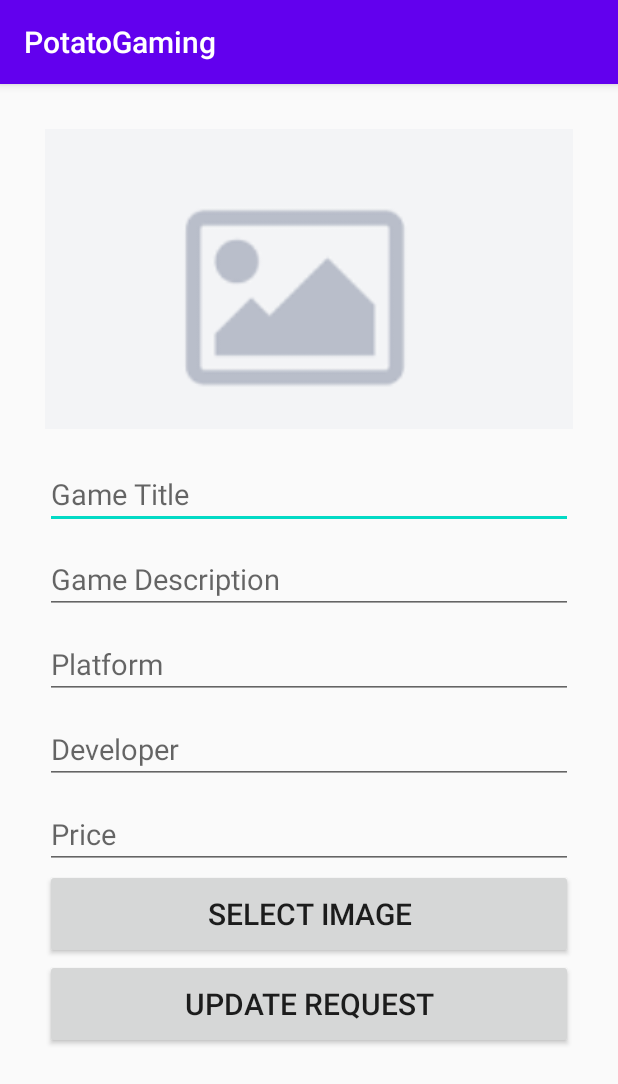
After one commit to Aaron-Cartier/PotatoGaming, an Android app: the updateActivity screen opened directly, with no data from a screen before it, on a phone screen of 412 x 824 dp. The commit adds this screen. Shown: the top 1084 px of the screen. Run offline under Robolectric (Android 15) with nearby library versions, the phone set to English and light mode, and no system bars; our stand-ins replace Firebase (no records; nobody signed in at launch, a user with empty details on screens opened directly).

Commit message:
commit 10 - implemented the update functionality for the Firebase CRUD criteria. Now a user is able to click on a game request from the game request list, update will open a new page with the old info, user will be able to update a new image if they want update any of the text fields. Clicking on the update request will then update the request and bring the user back to the game request list page.

```diff
--- a/app/src/main/AndroidManifest.xml
+++ b/app/src/main/AndroidManifest.xml
@@ -11,7 +11,8 @@
         android:roundIcon="@mipmap/ic_launcher_round"
         android:supportsRtl="true"
         android:theme="@style/AppTheme">
-        <activity android:name=".RequestedGameInfo"></activity>
+        <activity android:name=".updateActivity"></activity>
+        <activity android:name=".RequestedGameInfo" />
         <activity android:name=".gameRequestListActivity" />
         <activity android:name=".requestActivity" />
         <activity android:name=".MainActivity" />
--- /dev/null
+++ b/app/src/main/java/com/example/potatogaming/updateActivity.java
@@ -0,0 +1,133 @@
+package com.example.potatogaming;
+
+import androidx.annotation.NonNull;
+import androidx.annotation.Nullable;
+import androidx.appcompat.app.AppCompatActivity;
+
+import android.app.ProgressDialog;
+import android.content.Intent;
+import android.net.Uri;
+import android.os.Bundle;
+import android.view.View;
+import android.widget.EditText;
+import android.widget.ImageView;
+import android.widget.Toast;
+
+import com.bumptech.glide.Glide;
+import com.google.android.gms.tasks.OnCompleteListener;
+import com.google.android.gms.tasks.OnFailureListener;
+import com.google.android.gms.tasks.OnSuccessListener;
+import com.google.android.gms.tasks.Task;
+import com.google.firebase.database.DatabaseReference;
+import com.google.firebase.database.FirebaseDatabase;
+import com.google.firebase.storage.FirebaseStorage;
+import com.google.firebase.storage.StorageReference;
+import com.google.firebase.storage.UploadTask;
+
+import java.text.DateFormat;
+import java.util.Calendar;
+
+public class updateActivity extends AppCompatActivity {
+
+    ImageView gameImage;
+    Uri uri;
+    EditText gTitle, gDescription, gPlatform, gDeveloper, gPrice;
+    String imageUrl;
+    String key, oldimageUrl;
+    DatabaseReference databaseReference;
+    StorageReference storageReference;
+    String name, description, platform, developer, price;
+
+    @Override
+    protected void onCreate(Bundle savedInstanceState) {
+        super.onCreate(savedInstanceState);
+        setContentView(R.layout.activity_update);
+
+        gameImage = (ImageView)findViewById(R.id.gameImage);
+        gTitle = (EditText)findViewById(R.id.gameTitle);
+        gDescription = (EditText)findViewById(R.id.gameDescription);
+        gPlatform = (EditText)findViewById(R.id.gamePlatform);
+        gDeveloper = (EditText)findViewById(R.id.gameDeveloper);
+        gPrice = (EditText)findViewById(R.id.gamePrice);
+
+        Bundle bundle = getIntent().getExtras();
+        if(bundle != null){
+            Glide.with(updateActivity.this).load(bundle.get("oldimageUrl")).into(gameImage);
+            gTitle.setText(bundle.getString("gName"));
+            gDescription.setText(bundle.getString("gDescription"));
+            gPlatform.setText(bundle.getString("gPlatform"));
+            gDeveloper.setText(bundle.getString("gDeveloper"));
+            gPrice.setText(bundle.getString("gPrice"));
+
+            key = bundle.getString("key");
+            oldimageUrl = bundle.getString("oldimageUrl");
+        }
+
+        databaseReference = FirebaseDatabase.getInstance().getReference("GameRequest").child(key);
+
+    }
+
+    public void btnSelectImage(View view) {
+        Intent imagePicker = new Intent(Intent.ACTION_PICK);
+        imagePicker.setType("image/*");
+        startActivityForResult(imagePicker, 1);
+    }
+
+    @Override
+    protected void onActivityResult(int requestCode, int resultCode, @Nullable Intent data) {
+        super.onActivityResult(requestCode, resultCode, data);
+
+        if (resultCode == RESULT_OK) {
+            uri = data.getData();
+            gameImage.setImageURI(uri);
+        } else {
+            Toast.makeText(this, "You did not choose an image", Toast.LENGTH_SHORT).show();
+        }
+    }
+
+    public void btnUpdateRequest(View view) {
+        name = gTitle.getText().toString().trim();
+        description = gDescription.getText().toString().trim();
+        platform = gPlatform.getText().toString().trim();
+        developer = gDeveloper.getText().toString().trim();
+        price = gPrice .getText().toString();
+
+        final ProgressDialog progressDialog = new ProgressDialog(this);
+        progressDialog.setMessage("Updating Game Request...");
+        progressDialog.show();
+
+        storageReference = FirebaseStorage.getInstance().getReference().child("GameImage").child(uri.getLastPathSegment());
+
+        storageReference.putFile(uri).addOnSuccessListener(new OnSuccessListener<UploadTask.TaskSnapshot>() {
+            @Override
+            public void onSuccess(UploadTask.TaskSnapshot taskSnapshot) {
+                Task<Uri> uriTask = taskSnapshot.getStorage().getDownloadUrl();
+                while(!uriTask.isComplete());
+                Uri urlImage = uriTask.getResult();
+                imageUrl = urlImage.toString();
+                uploadRequest();
+                progressDialog.dismiss();
+                startActivity(new Intent(getApplicationContext(), gameRequestListActivity.class));
+            }
+        }).addOnFailureListener(new OnFailureListener() {
+            @Override
+            public void onFailure(@NonNull Exception e) {
+                progressDialog.dismiss();
+            }
+        });
+    }
+
+    public void uploadRequest(){
+
+        gameRequest gmRequest = new gameRequest(name, description, platform, developer, price, imageUrl);
+
+        databaseReference.setValue(gmRequest).addOnCompleteListener(new OnCompleteListener<Void>() {
+            @Override
+            public void onComplete(@NonNull Task<Void> task) {
+                StorageReference storageReferenceNew = FirebaseStorage.getInstance().getReferenceFromUrl(oldimageUrl);
+                storageReferenceNew.delete();
+                Toast.makeText(updateActivity.this, "Game Request Updated", Toast.LENGTH_SHORT).show();
+            }
+        });
+    }
+}
--- /dev/null
+++ b/app/src/main/res/layout/activity_update.xml
@@ -0,0 +1,80 @@
+<?xml version="1.0" encoding="utf-8"?>
+<ScrollView xmlns:android="http://schemas.android.com/apk/res/android"
+    xmlns:app="http://schemas.android.com/apk/res-auto"
+    xmlns:tools="http://schemas.android.com/tools"
+    android:layout_width="match_parent"
+    android:layout_height="match_parent"
+    android:orientation="vertical"
+    tools:context=".updateActivity">
+
+    <LinearLayout
+        android:layout_width="match_parent"
+        android:layout_height="wrap_content"
+        android:padding="30dp"
+        android:orientation="vertical">
+
+        <ImageView
+            android:layout_width="match_parent"
+            android:layout_height="200dp"
+            android:scaleType="centerCrop"
+            android:id="@+id/gameImage"
+            android:src="@drawable/image_not_found"
+            android:contentDescription="@string/todo" />
+
+        <EditText
+            android:layout_width="match_parent"
+            android:layout_height="wrap_content"
+            android:hint="@string/game_title"
+            android:textSize="19sp"
+            android:layout_marginTop="20dp"
+            android:id="@+id/gameTitle"
+            android:autofillHints=""/>
+
+        <EditText
+            android:layout_width="match_parent"
+            android:layout_height="wrap_content"
+            android:hint="@string/game_description"
+            android:textSize="19sp"
+            android:layout_marginTop="10dp"
+            android:id="@+id/gameDescription"
+            android:importantForAutofill="no" />
+        <EditText
+            android:layout_width="match_parent"
+            android:layout_height="wrap_content"
+            android:hint="@string/platform"
+            android:textSize="19sp"
+            android:layout_marginTop="10dp"
+            android:id="@+id/gamePlatform"
+            android:importantForAutofill="no" />
+        <EditText
+            android:layout_width="match_parent"
+            android:layout_height="wrap_content"
+            android:hint="@string/developer"
+            android:textSize="19sp"
+            android:layout_marginTop="10dp"
+            android:id="@+id/gameDeveloper"
+            android:importantForAutofill="no" />
+        <EditText
+            android:layout_width="match_parent"
+            android:layout_height="wrap_content"
+            android:hint="@string/price"
+            android:textSize="19sp"
+            android:layout_marginTop="10dp"
+            android:id="@+id/gamePrice"
+            android:importantForAutofill="no"/>
+        <Button
+            android:layout_width="match_parent"
+            android:layout_height="60dp"
+            android:text="@string/select_image"
+            android:textSize="20sp"
+            android:onClick="btnSelectImage"
+            />
+        <Button
+            android:layout_width="match_parent"
+            android:layout_height="60dp"
+            android:text="Update Request"
+            android:textSize="20sp"
+            android:onClick="btnUpdateRequest"
+            />
+    </LinearLayout>
+</ScrollView>
```
Also changed, not shown: app/src/main/java/com/example/potatogaming/RequestedGameInfo.java (+11 -0 lines), app/src/main/res/layout/activity_requested_game_info.xml (+15 -4 lines).
